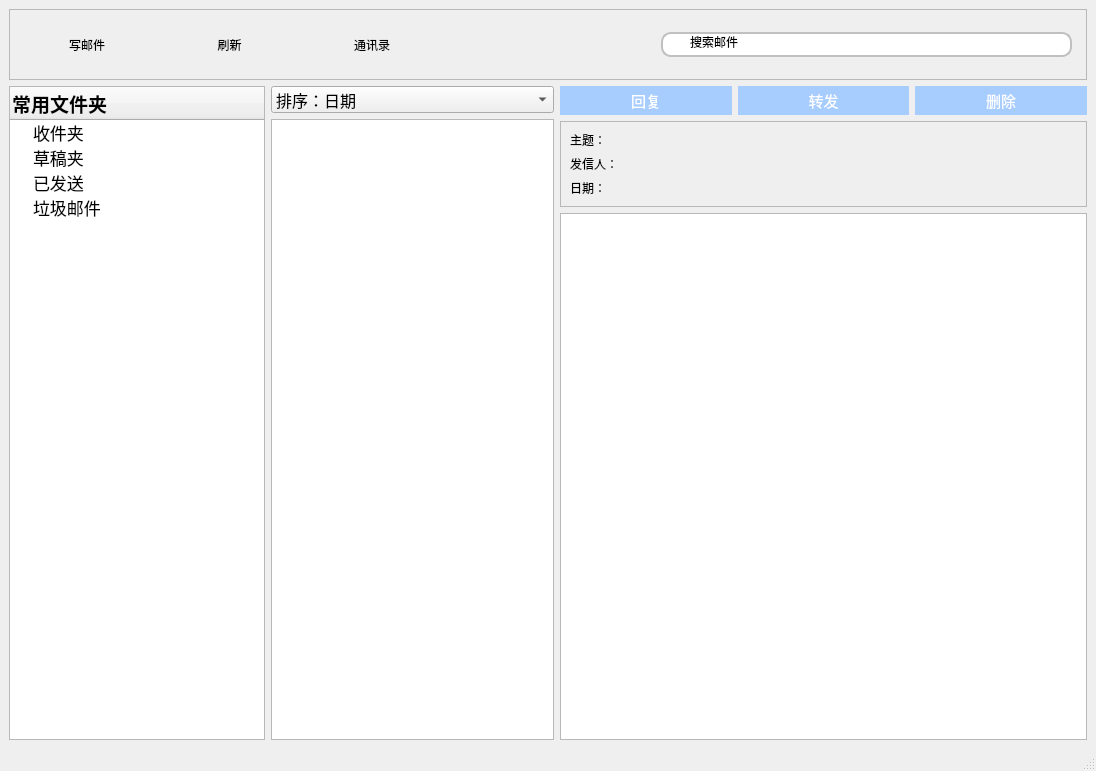
Qt form foxmail/ui/mainwindow.ui (newhustdebug/pxmail) before a commit.
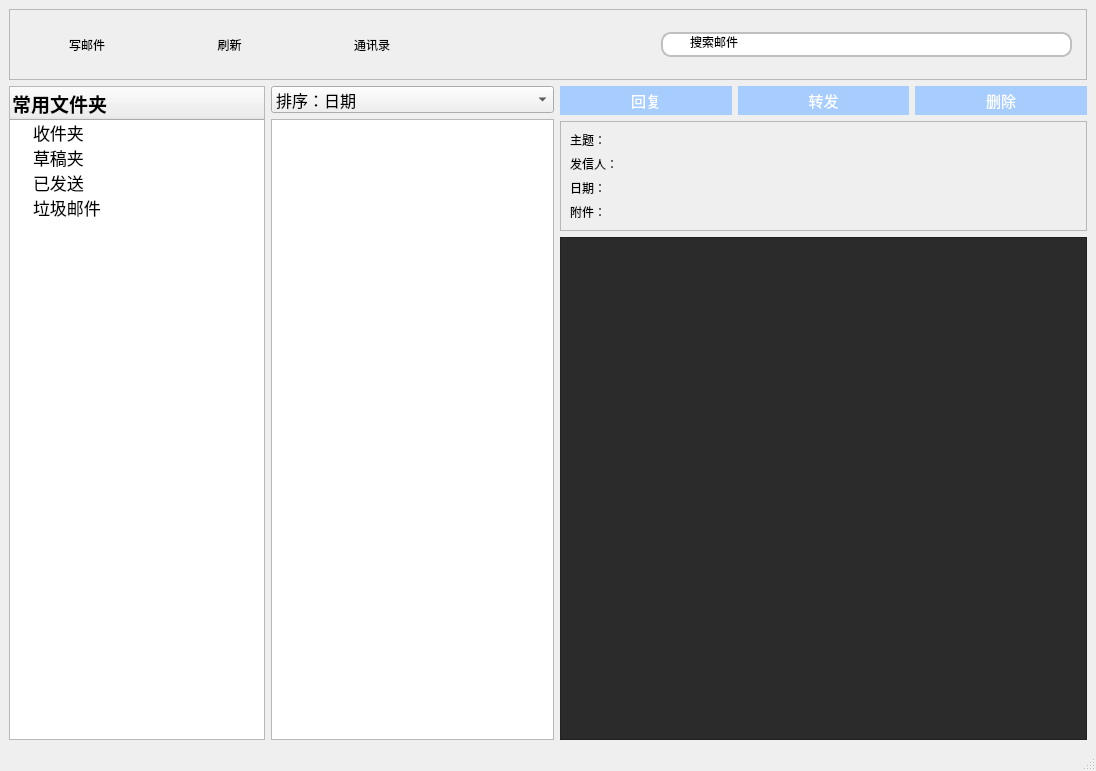
The same form after that commit. Icons and pictures are not drawn.

What changed in the file:
```diff
--- a/foxmail/ui/mainwindow.ui
+++ b/foxmail/ui/mainwindow.ui
@@ -628,6 +628,47 @@
              </item>
             </layout>
            </item>
+           <item>
+            <layout class="QHBoxLayout" name="horizontalLayout_9" stretch="1,4">
+             <item>
+              <widget class="QLabel" name="attachlabel">
+               <property name="text">
+                <string>附件：</string>
+               </property>
+              </widget>
+             </item>
+             <item>
+              <widget class="QPushButton" name="attachdisplay">
+               <property name="contextMenuPolicy">
+                <enum>Qt::CustomContextMenu</enum>
+               </property>
+               <property name="styleSheet">
+                <string notr="true">QPushButton{
+
+border: none;
+
+}
+QPushButton:hover{
+  background-color: qconicalgradient(cx:0.5, cy:0.522909, angle:179.9, stop:0.494318 rgba(181, 225, 250, 255), stop:0.5 rgba(222, 242, 251, 255));
+
+}
+QPushButton:pressed{
+  background-color: qconicalgradient(cx:0.5, cy:0.522909, angle:179.9, stop:0.494318 rgba(134, 198, 233, 255), stop:0.5 rgba(206, 234, 248, 255));
+ 
+}
+</string>
+               </property>
+               <property name="text">
+                <string/>
+               </property>
+               <property name="icon">
+                <iconset>
+                 <normaloff>attachicon1.png</normaloff>attachicon1.png</iconset>
+               </property>
+              </widget>
+             </item>
+            </layout>
+           </item>
           </layout>
          </widget>
         </item>
@@ -636,6 +677,12 @@
           <property name="acceptDrops">
            <bool>false</bool>
           </property>
+          <property name="styleSheet">
+           <string notr="true">QTextBrowser{
+	font-family:'Consolas'; 
+	color: #ccc; 
+	background-color: #2b2b2b;}</string>
+          </property>
          </widget>
         </item>
        </layout>
```
Left out of the diff: 20 changed lines with no effect on the pictures.
